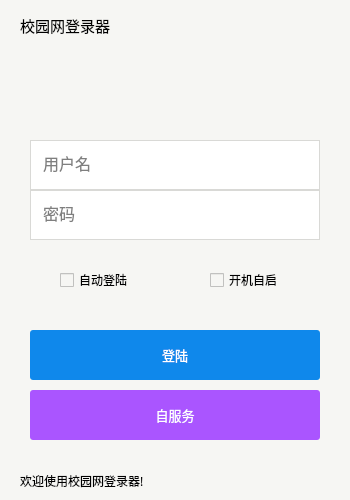
This is srun-3k-ui/mainwindow.ui in ehaut/srun3k-client-ui as Qt 5 draws it before an edit. The edited form follows.
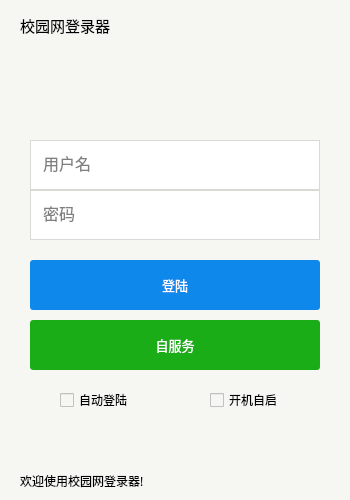
This is the edited form. The open tabs and pages were chosen to show the change.

The edit to the form file:
```diff
--- a/srun-3k-ui/mainwindow.ui
+++ b/srun-3k-ui/mainwindow.ui
@@ -87,6 +87,9 @@
       <height>391</height>
      </rect>
     </property>
+    <property name="styleSheet">
+     <string notr="true"/>
+    </property>
     <property name="currentIndex">
      <number>3</number>
     </property>
@@ -215,7 +218,7 @@
       <property name="geometry">
        <rect>
         <x>60</x>
-        <y>220</y>
+        <y>340</y>
         <width>90</width>
         <height>20</height>
        </rect>
@@ -233,7 +236,7 @@
       <property name="geometry">
        <rect>
         <x>210</x>
-        <y>220</y>
+        <y>340</y>
         <width>90</width>
         <height>20</height>
        </rect>
@@ -324,7 +327,7 @@
       <property name="geometry">
        <rect>
         <x>30</x>
-        <y>280</y>
+        <y>210</y>
         <width>290</width>
         <height>50</height>
        </rect>
@@ -336,11 +339,20 @@
        </font>
       </property>
       <property name="styleSheet">
-       <string notr="true">    background: #0f88eb;
+       <string notr="true">QPushButton{    
+	background:#0f88eb;
     border: 0;
     border-radius: 3px;
     line-height: 41px;
-    color: #fff;</string>
+    color: #fff;
+	}
+QPushButton:hover{
+background:#0b77bd;
+}
+QPushButton:pressed
+{
+background:#0b4a73;
+}</string>
       </property>
       <property name="text">
        <string>登陆</string>
@@ -350,7 +362,7 @@
       <property name="geometry">
        <rect>
         <x>30</x>
-        <y>340</y>
+        <y>270</y>
         <width>290</width>
         <height>50</height>
        </rect>
@@ -362,11 +374,20 @@
        </font>
       </property>
       <property name="styleSheet">
-       <string notr="true">    background: #aa55ff;
+       <string notr="true">QPushButton{    
+	background:#1aad18;
     border: 0;
     border-radius: 3px;
     line-height: 41px;
-    color: #fff;</string>
+    color: #fff;
+	}
+QPushButton:hover{
+background:#179d15;
+}
+QPushButton:pressed
+{
+background:#127e10;
+}</string>
       </property>
       <property name="text">
        <string>自服务</string>
```
Left out of the diff: 56 changed lines with no effect on the pictures.
